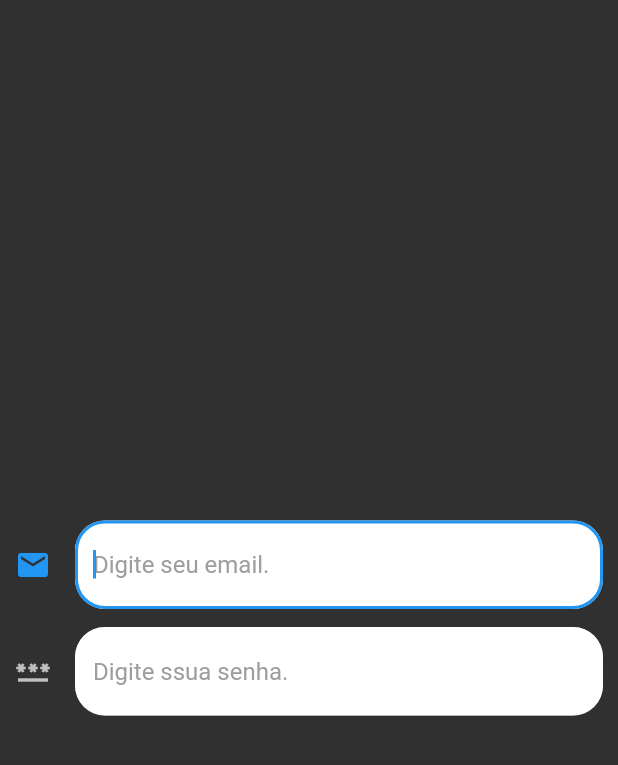
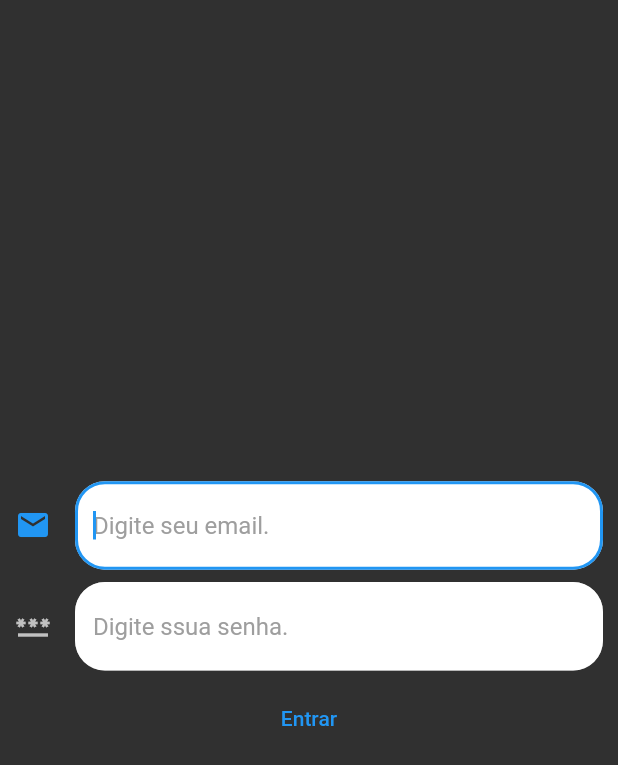
Before and after one commit to irenaldojs/busca_peca, a Flutter app: the screen it shows after launch, on a phone screen of 412 x 824 dp. Shown: the top 765 px of the screen. Run offline on Flutter 3.47's test engine with Material 2 defaults, Android fonts, the phone set to English and light mode, and no system bars; our stand-ins replace get; missing offline and left inert: validatorless.

Commit message:
Create validators in login page.

```diff
--- a/lib/app/pages/login/login_controller.dart
+++ b/lib/app/pages/login/login_controller.dart
@@ -3,6 +3,7 @@ import 'package:flutter/material.dart';
 import 'package:get/get.dart';
 
 class LoginController extends GetxController{
+  final formKey = GlobalKey<FormState>().obs;
   final emailController = TextEditingController().obs;
   final passwordController = TextEditingController().obs;
 }
--- a/lib/app/pages/login/login_page.dart
+++ b/lib/app/pages/login/login_page.dart
@@ -9,7 +9,8 @@ class LoginPage extends GetView<LoginController> {
 
   @override
   Widget build(BuildContext context) {
-    final formKey = GlobalKey<FormState>();
+    double height = context.height;
+    double width = context.width;
 
     return Scaffold(
       body: Padding(
@@ -20,13 +21,21 @@ class LoginPage extends GetView<LoginController> {
               //mainAxisAlignment: MainAxisAlignment.center,
               children: [
                 Form(
-                  key: formKey,
+                  key: controller.formKey.value,
                   child: Column(
+                    crossAxisAlignment: CrossAxisAlignment.stretch,
                     children: [
                       textFormFieldEmail(controller.emailController.value),
-                      const SizedBox( height: 12,),
+                      SizedBox(height: height * 0.01),
                       textFormFieldPassword(
                           controller.passwordController.value),
+                      SizedBox(height: height * 0.01),
+                      TextButton(
+                        onPressed: () {
+                          if(controller.formKey.value.currentState!.validate()){}
+                        },
+                        child: const Text('Entrar'),
+                      ),
                     ],
                   ),
                 )
```
Also changed, not shown: lib/app/pages/login/login_widgets.dart (+17 -0 lines).
